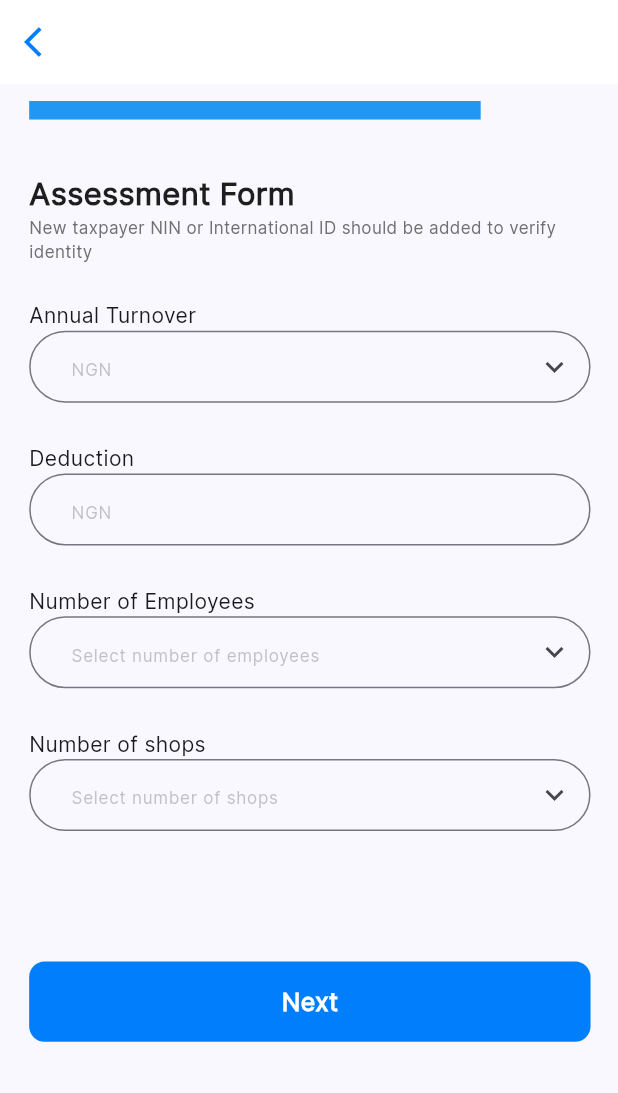
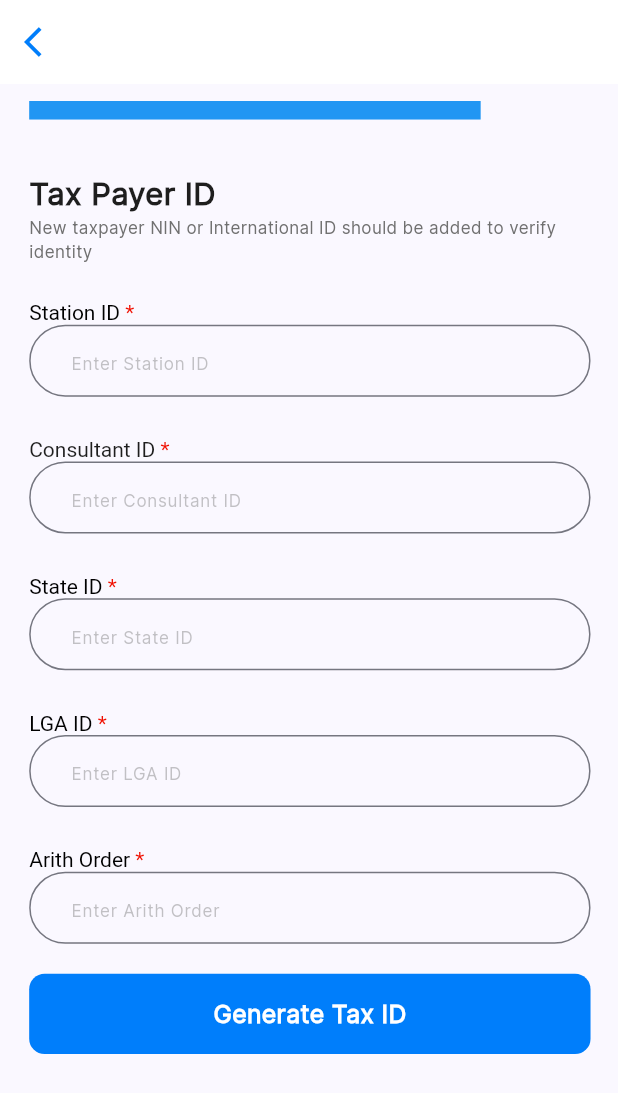
Before and after one commit to dexterousNorthpaw/tax_app, a Flutter app: the TaxPayerAssessment screen opened by its route, after a tap on "Next", on a phone screen of 412 x 824 dp. Shown: the top 1093 px of the screen. Run offline on Flutter 3.47's test engine with Material 3 defaults, Android fonts, the phone set to English and light mode, and no system bars; our stand-ins replace camera, carousel_slider, firebase_auth, firebase_core, flutter_screenutil, permission_handler and 1 more; accounts and stored records are empty.

Commit message:
feat: added provider for tax ID

```diff
--- a/lib/main.dart
+++ b/lib/main.dart
@@ -6,7 +6,9 @@ import 'package:flutter/material.dart';
 import 'package:flutter/services.dart';
 import 'package:flutter_screenutil/flutter_screenutil.dart';
 import 'package:permission_handler/permission_handler.dart';
+import 'package:provider/provider.dart';
 import 'package:tax_app/firebase_options.dart';
+import 'package:tax_app/providers/tax_app_provider.dart';
 import 'package:tax_app/screens/dashboard.dart';
 import 'package:tax_app/screens/new_taxpayer.dart';
 import 'package:tax_app/screens/new_taxpayer_NIN.dart';
@@ -31,7 +33,8 @@ void main() async {
   SystemChrome.setPreferredOrientations([
     DeviceOrientation.portraitUp,
     DeviceOrientation.portraitDown,
-  ]).then((value) => runApp(const MyApp()));
+  ]).then((value) => runApp(ChangeNotifierProvider(
+      create: (context) => TaxAppProvider(), child: const MyApp())));
 }
 
 class MyApp extends StatelessWidget {
--- /dev/null
+++ b/lib/providers/tax_app_provider.dart
@@ -0,0 +1,28 @@
+import 'package:flutter/material.dart';
+import 'package:http/http.dart' as http;
+import 'package:http/http.dart';
+
+class TaxAppProvider extends ChangeNotifier {
+  static const apiEndpoint =
+      "http://assettrack.com.ng/api/Generator/NewTaxPayerId/12,23,12,12,2";
+
+  bool isLoading = true;
+  String error = '';
+
+  String TaxPayerId = "";
+
+  getTaxPayerID() async {
+    try {
+      Response response = await http.get(Uri.parse(apiEndpoint));
+      if (response.statusCode == 200) {
+        TaxPayerId = response.body;
+      } else {
+        error = response.statusCode.toString();
+      }
+    } catch (e) {
+      error = e.toString();
+    }
+    isLoading = false;
+    notifyListeners();
+  }
+}
--- /dev/null
+++ b/lib/screens/tax_payer_id.dart
@@ -0,0 +1,306 @@
+import 'package:flutter/material.dart';
+import 'package:flutter_screenutil/flutter_screenutil.dart';
+import 'package:provider/provider.dart';
+import 'package:tax_app/providers/tax_app_provider.dart';
+import 'package:tax_app/screens/tax_assessment.dart';
+
+class TaxPayerId extends StatefulWidget {
+  const TaxPayerId({super.key});
+
+  @override
+  State<TaxPayerId> createState() => _TaxPayerIdState();
+}
+
+class _TaxPayerIdState extends State<TaxPayerId> {
+  @override
+  Widget build(BuildContext context) {
+    final provider = Provider.of<TaxAppProvider>(context);
+    return SafeArea(
+        child: Scaffold(
+      appBar: AppBar(
+        centerTitle: true,
+        backgroundColor: const Color(0xFFFFFFFF),
+        leading: IconButton(
+            onPressed: () {
+              Navigator.of(context).pop();
+            },
+            icon: const Icon(
+              Icons.arrow_back_ios,
+              color: Color(0xFF007EFB),
+            )),
+      ),
+      body: SingleChildScrollView(
+        child: Padding(
+          padding: EdgeInsets.only(left: 17.w),
+          child:
+              Column(crossAxisAlignment: CrossAxisAlignment.start, children: [
+            SizedBox(
+              height: 11.h,
+            ),
+            Container(
+              height: 12.h,
+              width: 263.w,
+              color: Colors.blue,
+            ),
+            SizedBox(
+              height: 34.h,
+            ),
+            Text(
+              "Tax Payer ID",
+              style: TextStyle(
+                  fontSize: 20.sp,
+                  fontWeight: FontWeight.w600,
+                  color: const Color(0xFF1E1E1E)),
+            ),
+            Text(
+              "New taxpayer NIN or International ID should be added to verify identity",
+              style: TextStyle(
+                  fontSize: 11.sp,
+                  fontWeight: FontWeight.w400,
+                  color: const Color(
+                    0xFF707070,
+                  )),
+            ),
+            SizedBox(
+              height: 24.h,
+            ),
+            RichText(
+              text: const TextSpan(
+                  text: "Station ID ",
+                  style: TextStyle(color: Colors.black),
+                  children: [
+                    TextSpan(
+                        text: "*", style: TextStyle(color: Color(0xFFF00F00)))
+                  ]),
+            ),
+            // const Text("Business Sector *"),
+            SizedBox(
+              height: 56.h,
+              width: 327.w,
+              child: TextField(
+                onTap: () {},
+                // controller: _businessSectorController,
+                maxLines: 1,
+                // obscureText: _isHidden,
+                keyboardType: TextInputType.number,
+                showCursor: false,
+                readOnly: true,
+                decoration: InputDecoration(
+                    hintText: "Enter Station ID",
+                    hintStyle: TextStyle(
+                        fontSize: 11.sp,
+                        fontWeight: FontWeight.w400,
+                        color: const Color.fromRGBO(112, 112, 112, 0.41)),
+                    contentPadding: EdgeInsets.fromLTRB(21.w, 0, 0, 0),
+                    border: OutlineInputBorder(
+                      borderRadius: BorderRadius.circular(54.r),
+                      // borderSide: BorderSide.none,
+                    )),
+              ),
+            ),
+            SizedBox(height: 17.h),
+            RichText(
+              text: const TextSpan(
+                  text: "Consultant ID ",
+                  style: TextStyle(color: Color(0xFF1E1E1E)),
+                  children: [
+                    TextSpan(
+                        text: "*", style: TextStyle(color: Color(0xFFF00F00)))
+                  ]),
+            ),
+            SizedBox(
+              height: 56.h,
+              width: 327.w,
+              child: TextField(
+                onTap: () {},
+                // controller: _businessTypeController,
+                showCursor: false,
+                readOnly: true,
+
+                maxLines: 1,
+                // obscureText: _isHidden,
+                // keyboardType: TextInputType.emailAddress,
+                decoration: InputDecoration(
+                    hintText: "Enter Consultant ID",
+                    hintStyle: TextStyle(
+                        fontSize: 11.sp,
+                        fontWeight: FontWeight.w400,
+                        color: const Color.fromRGBO(112, 112, 112, 0.41)),
+                    contentPadding: EdgeInsets.fromLTRB(21.w, 0, 0, 0),
+                    border: OutlineInputBorder(
+                      borderRadius: BorderRadius.circular(54.r),
+                      // borderSide: BorderSide.none,
+                    )),
+              ),
+            ),
+            SizedBox(
+              height: 17.h,
+            ),
+            RichText(
+              text: const TextSpan(
+                  text: "State ID ",
+                  style: TextStyle(color: Colors.black),
+                  children: [
+                    TextSpan(
+                        text: "*", style: TextStyle(color: Color(0xFFF00F00)))
+                  ]),
+            ),
+            SizedBox(
+              height: 56.h,
+              width: 327.w,
+              child: TextField(
+                maxLines: 1,
+                // obscureText: _isHidden,
+                keyboardType: TextInputType.number,
+                decoration: InputDecoration(
+                    hintText: "Enter State ID",
+                    hintStyle: TextStyle(
+                        fontSize: 11.sp,
+                        fontWeight: FontWeight.w400,
+                        color: const Color.fromRGBO(112, 112, 112, 0.41)),
+                    contentPadding: EdgeInsets.fromLTRB(21.w, 0, 0, 0),
+                    border: OutlineInputBorder(
+                      borderRadius: BorderRadius.circular(54.r),
+                      // borderSide: BorderSide.none,
+                    )),
+              ),
+            ),
+            SizedBox(
+              height: 17.h,
+            ),
+            RichText(
+              text: const TextSpan(
+                  text: "LGA ID ",
+                  style: TextStyle(color: Colors.black),
+                  children: [
+                    TextSpan(
+                        text: "*", style: TextStyle(color: Color(0xFFF00F00)))
+                  ]),
+            ),
+            SizedBox(
+              height: 56.h,
+              width: 327.w,
+              child: TextField(
+                maxLines: 1,
+                // obscureText: _isHidden,
+                keyboardType: TextInputType.number,
+                decoration: InputDecoration(
+                    hintText: "Enter LGA ID",
+                    hintStyle: TextStyle(
+                        fontSize: 11.sp,
+                        fontWeight: FontWeight.w400,
+                        color: const Color.fromRGBO(112, 112, 112, 0.41)),
+                    contentPadding: EdgeInsets.fromLTRB(21.w, 0, 0, 0),
+                    border: OutlineInputBorder(
+                      borderRadius: BorderRadius.circular(54.r),
+                      // borderSide: BorderSide.none,
+                    )),
+              ),
+            ),
+            SizedBox(
+              height: 17.h,
+            ),
+            RichText(
+              text: const TextSpan(
+                  text: "Arith Order ",
+                  style: TextStyle(color: Colors.black),
+                  children: [
+                    TextSpan(
+                        text: "*", style: TextStyle(color: Color(0xFFF00F00)))
+                  ]),
+            ),
+            SizedBox(
+              height: 56.h,
+              width: 327.w,
+              child: TextField(
+                maxLines: 1,
+                // obscureText: _isHidden,
+                keyboardType: TextInputType.emailAddress,
+                decoration: InputDecoration(
+                    hintText: "Enter Arith Order",
+                    hintStyle: TextStyle(
+                        fontSize: 11.sp,
+                        fontWeight: FontWeight.w400,
+                        color: const Color.fromRGBO(112, 112, 112, 0.41)),
+                    contentPadding: EdgeInsets.fromLTRB(21.w, 0, 0, 0),
+                    border: OutlineInputBorder(
+                      borderRadius: BorderRadius.circular(54.r),
+                      // borderSide: BorderSide.none,
+                    )),
+              ),
+            ),
+            SizedBox(
+              height: 10.h,
+            ),
+            GestureDetector(
+              onTap: () {
+                provider.getTaxPayerID();
+
+                // Navigator.of(context).push(MaterialPageRoute(
+                //     builder: (context) => const TaxAssessment()));
+              },
+              child:
+                  //  provider.isLoading
+                  //     ? Container()
+                  //     :
+                  Container(
+                height: 52.h,
+                width: 327.w,
+                decoration: BoxDecoration(
+                  borderRadius: BorderRadius.circular(10.r),
+                  color: const Color(0xFF007EFB),
+                ),
+                child: Center(
+                  child: Text(
+                    "Generate Tax ID",
+                    style: TextStyle(
+                        color: const Color(0xFFFFFFFF),
+                        fontSize: 16.sp,
+                        fontWeight: FontWeight.w600),
+                  ),
+                ),
+              ),
+            ),
+            Container(
+              child: provider.isLoading
+                  ? Container()
+                  : Row(
+                      mainAxisAlignment: MainAxisAlignment.center,
+                      children: [
+                        Text("Tax ID: ${provider.TaxPayerId}"),
+                        GestureDetector(
+                          onTap: () {
+                            Navigator.of(context).push(MaterialPageRoute(
+                                builder: (context) => const TaxAssessment()));
+                          },
+                          child:
+                              //  provider.isLoading
+                              //     ? Container()
+                              //     :
+                              Container(
+                            height: 52.h,
+                            width: 50.w,
+                            decoration: BoxDecoration(
+                              borderRadius: BorderRadius.circular(10.r),
+                              color: const Color(0xFF007EFB),
+                            ),
+                            child: Center(
+                              child: Text(
+                                "Next",
+                                style: TextStyle(
+                                    color: const Color(0xFFFFFFFF),
+                                    fontSize: 16.sp,
+                                    fontWeight: FontWeight.w600),
+                              ),
+                            ),
+                          ),
+                        ),
+                      ],
+                    ),
+            )
+          ]),
+        ),
+      ),
+    ));
+  }
+}
--- a/lib/screens/taxpayer_assessment.dart
+++ b/lib/screens/taxpayer_assessment.dart
@@ -1,6 +1,7 @@
 import 'package:flutter/material.dart';
 import 'package:flutter_screenutil/flutter_screenutil.dart';
 import 'package:tax_app/screens/tax_assessment.dart';
+import 'package:tax_app/screens/tax_payer_id.dart';
 
 enum BusinessSector { Transportation, Agriculture, General }
 
@@ -348,7 +349,7 @@ class _TaxPayerAssessmentState extends State<TaxPayerAssessment> {
             GestureDetector(
               onTap: () {
                 Navigator.of(context).push(MaterialPageRoute(
-                    builder: (context) => const TaxAssessment()));
+                    builder: (context) => const TaxPayerId()));
               },
               child: Container(
                 height: 52.h,
--- a/pubspec.yaml
+++ b/pubspec.yaml
@@ -44,6 +44,8 @@ dependencies:
   permission_handler: ^11.0.1
   path_provider: ^2.1.3
   shared_preferences: ^2.2.3
+  http: ^1.1.0
+  provider: ^6.1.2
 
 dev_dependencies:
   flutter_test:
```
Also changed, not shown: pubspec.lock.
